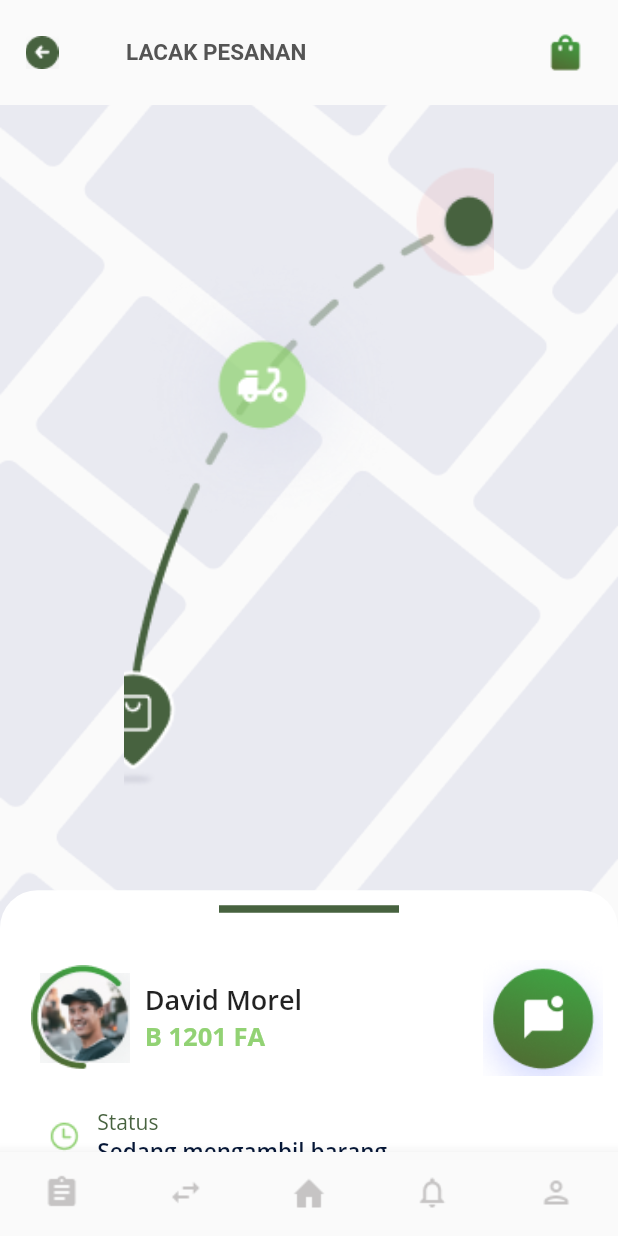
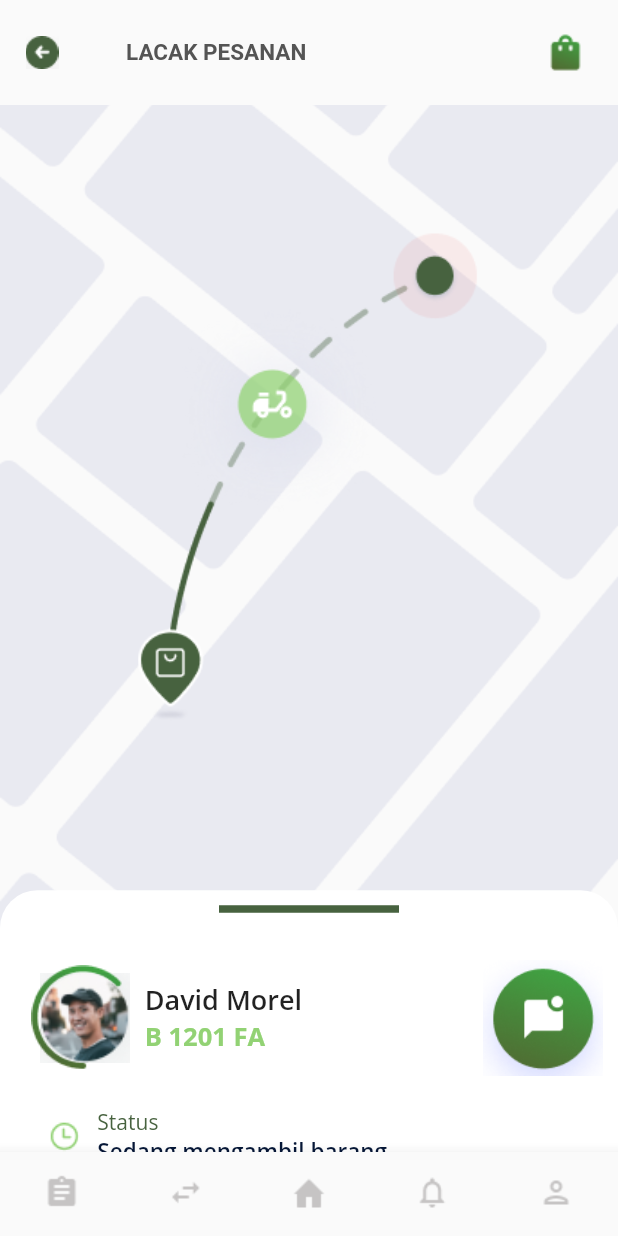
Before and after one commit to mi1421st/ordo_test, a Flutter app: the PageOne screen opened directly, on a phone screen of 412 x 824 dp. Run offline on Flutter 3.47's test engine with Material 2 defaults, Android fonts, the phone set to English and light mode, and no system bars; our stand-ins replace google_fonts.

Commit message:
fix minor bug

```diff
--- a/lib/test_1/page_one_map.dart
+++ b/lib/test_1/page_one_map.dart
@@ -19,8 +19,8 @@ class PageOneMapSection extends StatelessWidget{
           child: Image.asset(
               "assets/test_1/tracking.png",
             height: height * 0.6,
-            width: width *0.6,
-            fit: BoxFit.cover,
+            width: width * 0.6,
+            fit: BoxFit.fitWidth,
           ),
         ),
       ],
```
